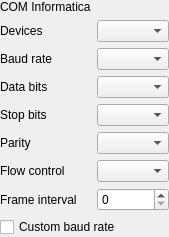
This is src/debuggers/serialport/SAKSerialPortController.ui in x-tools-author/x-tools as Qt 5 draws it before an edit. The edited form follows.
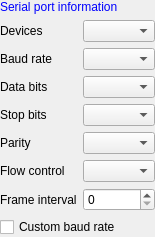
This is the edited form.

Commit message: style: change style

Diff of the .ui file:
```diff
--- a/src/debuggers/serialport/SAKSerialPortController.ui
+++ b/src/debuggers/serialport/SAKSerialPortController.ui
@@ -6,8 +6,8 @@
    <rect>
     <x>0</x>
     <y>0</y>
-    <width>165</width>
-    <height>216</height>
+    <width>127</width>
+    <height>187</height>
    </rect>
   </property>
   <property name="windowTitle">
@@ -26,13 +26,6 @@
    <property name="bottomMargin">
     <number>0</number>
    </property>
-   <item row="0" column="0">
-    <widget class="QLabel" name="label">
-     <property name="text">
-      <string>COM Informatica</string>
-     </property>
-    </widget>
-   </item>
    <item row="1" column="0">
     <widget class="QLabel" name="label_8">
      <property name="text">
@@ -166,6 +159,18 @@
      </property>
     </widget>
    </item>
+   <item row="0" column="0" colspan="2">
+    <widget class="QLabel" name="label">
+     <property name="styleSheet">
+      <string notr="true">QLabel {
+	color: blue
+}</string>
+     </property>
+     <property name="text">
+      <string>Serial port information</string>
+     </property>
+    </widget>
+   </item>
   </layout>
  </widget>
  <resources/>
```
The commit also changes 7 other files.
